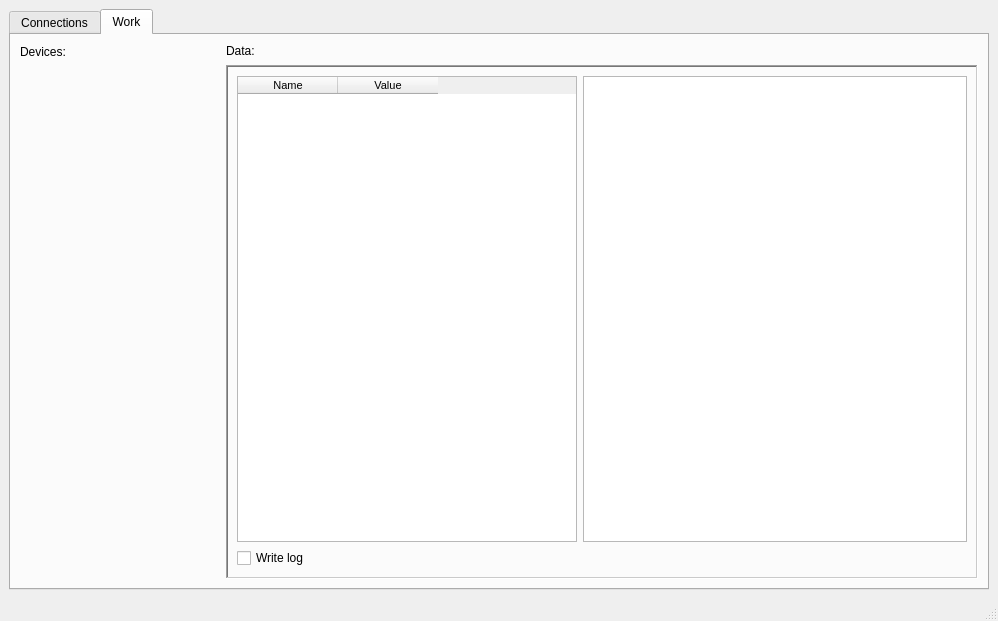
Above: mainwindow.ui from nghtsnw/etrodiag before the change. Below: the same form after it.
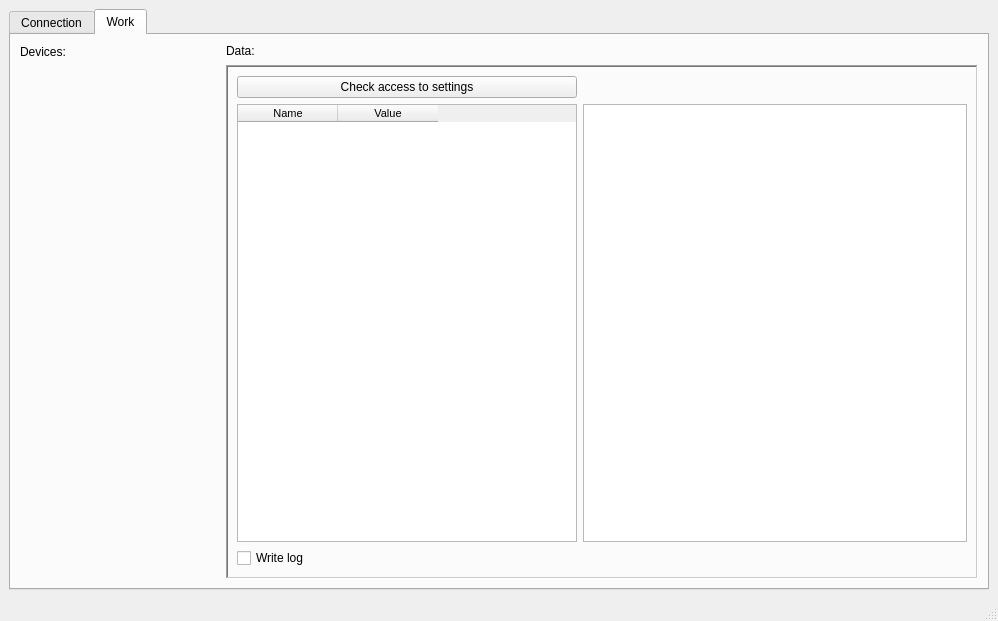
That is the form after the change. The open tabs and pages were chosen to show the change.

Commit message:
Search link to m_settings problemes
Memory address to object m_setting change with change active tab in MainWindow. In this time not understand what the hooynia.

Patch:
```diff
--- a/mainwindow.ui
+++ b/mainwindow.ui
@@ -11,7 +11,7 @@
    </rect>
   </property>
   <property name="sizePolicy">
-   <sizepolicy hsizetype="Minimum" vsizetype="Minimum">
+   <sizepolicy hsizetype="Preferred" vsizetype="Preferred">
     <horstretch>0</horstretch>
     <verstretch>0</verstretch>
    </sizepolicy>
@@ -29,9 +29,6 @@
         <verstretch>0</verstretch>
        </sizepolicy>
       </property>
-      <property name="tabPosition">
-       <enum>QTabWidget::North</enum>
-      </property>
       <property name="tabShape">
        <enum>QTabWidget::Rounded</enum>
       </property>
@@ -55,7 +52,7 @@
       </property>
       <widget class="QWidget" name="tab_connections">
        <attribute name="title">
-        <string>Connections</string>
+        <string>Connection</string>
        </attribute>
       </widget>
       <widget class="QWidget" name="tab_work">
@@ -132,7 +129,17 @@
              <enum>QFrame::Sunken</enum>
             </property>
             <layout class="QGridLayout" name="gridLayout_2">
-             <item row="1" column="0">
+             <item row="1" column="1">
+              <widget class="QPlainTextEdit" name="logArea">
+               <property name="sizePolicy">
+                <sizepolicy hsizetype="Preferred" vsizetype="Preferred">
+                 <horstretch>0</horstretch>
+                 <verstretch>0</verstretch>
+                </sizepolicy>
+               </property>
+              </widget>
+             </item>
+             <item row="2" column="0">
               <widget class="QCheckBox" name="writeLogCheckBox">
                <property name="sizePolicy">
                 <sizepolicy hsizetype="Preferred" vsizetype="Preferred">
@@ -151,17 +158,7 @@
                </property>
               </widget>
              </item>
-             <item row="0" column="1">
-              <widget class="QPlainTextEdit" name="logArea">
-               <property name="sizePolicy">
-                <sizepolicy hsizetype="Preferred" vsizetype="Preferred">
-                 <horstretch>0</horstretch>
-                 <verstretch>0</verstretch>
-                </sizepolicy>
-               </property>
-              </widget>
-             </item>
-             <item row="0" column="0">
+             <item row="1" column="0">
               <widget class="QTableWidget" name="valueArea">
                <property name="enabled">
                 <bool>true</bool>
@@ -216,6 +213,13 @@
                </column>
               </widget>
              </item>
+             <item row="0" column="0">
+              <widget class="QPushButton" name="pushButton">
+               <property name="text">
+                <string>Check access to settings</string>
+               </property>
+              </widget>
+             </item>
             </layout>
            </widget>
           </item>
```
Left out of the diff: 5 changed lines with no effect on the pictures. The commit also changes 9 other files.
